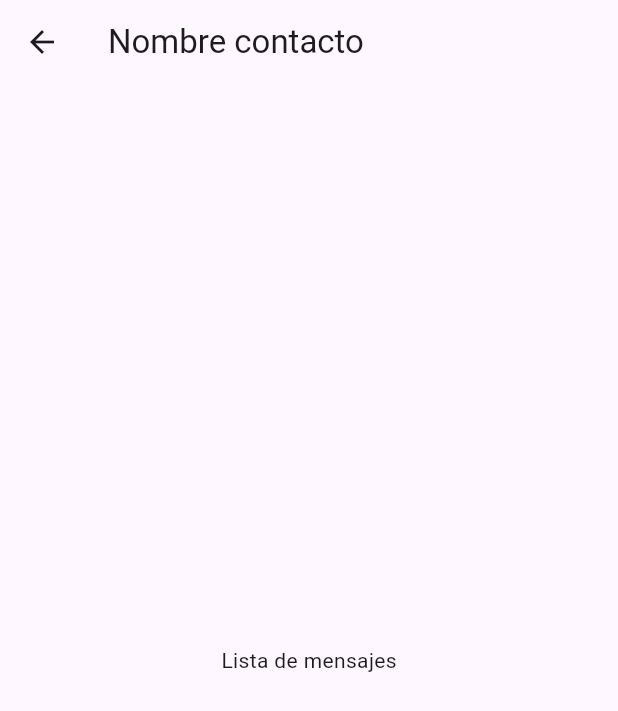
After one commit to jalvarenga-unah/IS513-III-PAC-2024, a Flutter app: the screen it shows after launch, after a tap on an icon or button, on a phone screen of 412 x 824 dp. The commit adds this screen. Shown: the top 711 px of the screen. Run offline on Flutter 3.47's test engine with Material 3 defaults, Android fonts, the phone set to English and light mode, and no system bars.

Commit message:
implementación de la navegación

```diff
--- a/intro-flutter/clone_whatsapp/lib/main.dart
+++ b/intro-flutter/clone_whatsapp/lib/main.dart
@@ -1,4 +1,6 @@
+import 'package:clone_whatsapp/src/modules/contacts/pages/chat_page.dart';
 import 'package:clone_whatsapp/src/modules/contacts/pages/home_page.dart';
+import 'package:clone_whatsapp/src/shared/pages/page_not_found.dart';
 import 'package:flutter/material.dart';
 
 void main() => runApp(const MyApp());
@@ -11,7 +13,19 @@ class MyApp extends StatelessWidget {
     return MaterialApp(
       debugShowCheckedModeBanner: false,
       title: 'Clone Whatsapp',
-      home: HomePage(),
+      // home: const HomePage(),
+      initialRoute: '/home',
+      routes: {
+        '/home': (context) => const HomePage(),
+        '/chat': (context) => const ChatPage(),
+      },
+      onGenerateRoute: (settings) => MaterialPageRoute(
+        builder: (context) {
+          print(settings.name);
+
+          return const PageNotFound();
+        },
+      ),
     );
   }
 }
--- /dev/null
+++ b/intro-flutter/clone_whatsapp/lib/src/modules/contacts/pages/chat_page.dart
@@ -0,0 +1,15 @@
+import 'package:flutter/material.dart';
+
+class ChatPage extends StatelessWidget {
+  const ChatPage({super.key});
+
+  @override
+  Widget build(BuildContext context) {
+    return Scaffold(
+      appBar: AppBar(
+        title: Text('Nombre contacto'),
+      ),
+      body: Center(child: Text('Lista de mensajes')),
+    );
+  }
+}
--- a/intro-flutter/clone_whatsapp/lib/src/modules/contacts/widgets/item_chat.dart
+++ b/intro-flutter/clone_whatsapp/lib/src/modules/contacts/widgets/item_chat.dart
@@ -1,3 +1,4 @@
+import 'package:clone_whatsapp/src/modules/contacts/pages/chat_page.dart';
 import 'package:flutter/material.dart';
 
 class Itemchat extends StatelessWidget {
@@ -18,6 +19,7 @@ class Itemchat extends StatelessWidget {
       title: Text(sender),
       subtitle: Text(message),
       leading: CircleAvatar(
+          backgroundColor: Colors.teal[100],
           child: Text(sender[0])), //TODO: agregar una imagen si la tiene
       trailing: Column(
         children: [
@@ -31,6 +33,19 @@ class Itemchat extends StatelessWidget {
           ),
         ],
       ),
+      onTap: () {
+        //? Ejemplos de como hacer navegación
+        // Navigator.of(context).pushNamed('/chat');
+        // Navigator.of(context).pushNamed('/home');
+        // Navigator.of(context).pushReplacementNamed('/home');
+        // Navigator.of(context).popAndPushNamed(
+        //   '/home',
+        // );
+        // Navigator.of(context)
+        //     .push(MaterialPageRoute(builder: (context) => ChatPage()));
+
+        Navigator.pushNamed(context, '/chat');
+      },
     );
   }
 }
--- /dev/null
+++ b/intro-flutter/clone_whatsapp/lib/src/shared/pages/page_not_found.dart
@@ -0,0 +1,24 @@
+import 'package:flutter/material.dart';
+
+class PageNotFound extends StatelessWidget {
+  const PageNotFound({super.key});
+
+  @override
+  Widget build(BuildContext context) {
+    return Scaffold(
+      appBar: AppBar(),
+      body: Center(
+        child: Column(
+          children: [
+            Icon(
+              Icons.not_interested,
+              size: 150,
+              color: Colors.blueGrey,
+            ),
+            Text('Ruta no encontrada :( '),
+          ],
+        ),
+      ),
+    );
+  }
+}
```
